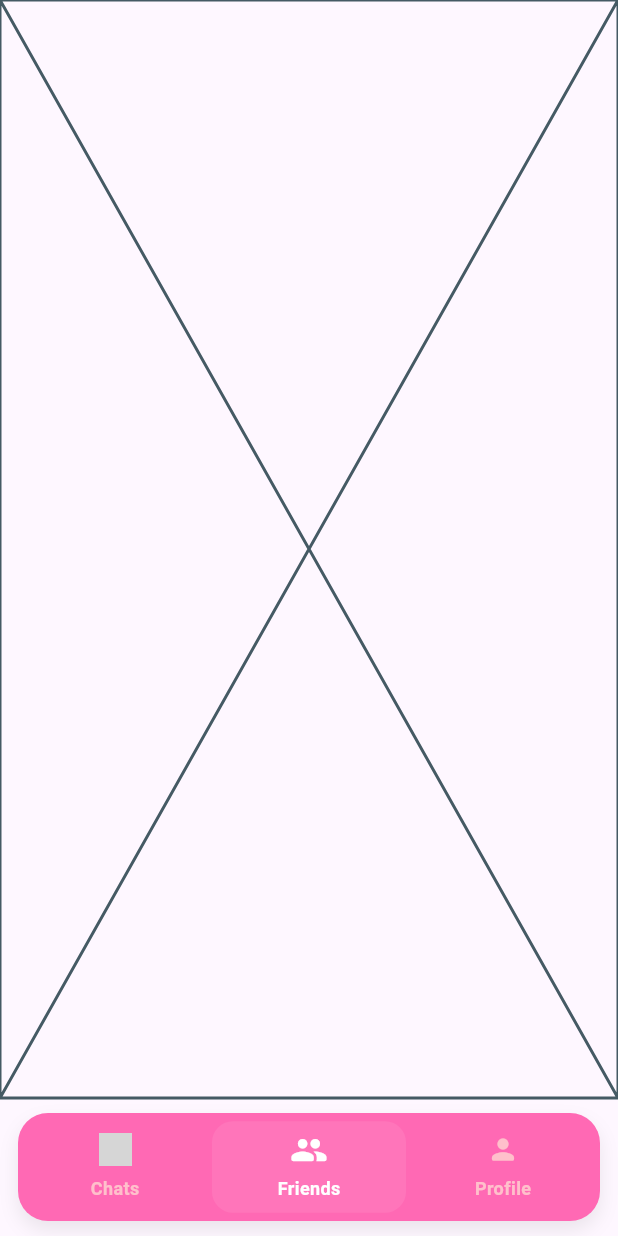
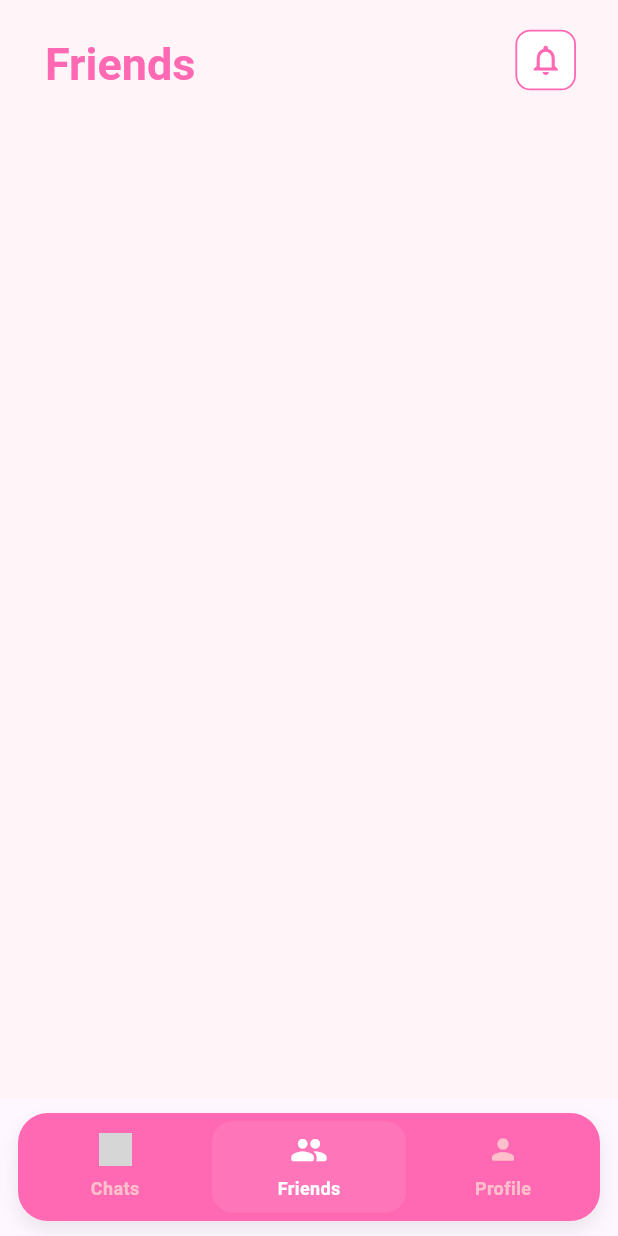
Before and after one commit to ayeshashehzad299/Glitzy, a Flutter app: the screen it shows after launch, item 2 of the bottom bar chosen, on a phone screen of 412 x 824 dp. Run offline on Flutter 3.47's test engine with Material 3 defaults, Android fonts, the phone set to English and light mode, and no system bars; our stand-ins replace cloud_firestore, firebase_auth, firebase_core, google_fonts, google_sign_in; accounts and stored records are empty; Roboto replaces fonts that are missing (Chilanka); grey boxes are pictures that could not be loaded.

Commit message:
add Friends screen AppBar UI with notification icon placeholder

```diff
--- a/lib/screens/friends/friends_screen.dart
+++ b/lib/screens/friends/friends_screen.dart
@@ -1,4 +1,6 @@
 import 'package:flutter/material.dart';
+import 'package:flutter/services.dart';
+import 'package:google_fonts/google_fonts.dart';
 
 class FriendsScreen extends StatefulWidget {
   const FriendsScreen({super.key});
@@ -8,8 +10,49 @@ class FriendsScreen extends StatefulWidget {
 }
 
 class _FriendsScreenState extends State<FriendsScreen> {
+  static const Color blushPink = Color(0xFFFFF4F7);
+  static const Color hotPink = Color(0xFFFF69B4);
+  static const Color darkText = Color(0xFF8E2A6C);
   @override
   Widget build(BuildContext context) {
-    return const Placeholder();
+    return Scaffold(
+      backgroundColor: blushPink,
+      appBar: AppBar(
+        backgroundColor: blushPink,
+        elevation: 0,
+        centerTitle: false,
+        toolbarHeight: 80,
+        titleSpacing: 30,
+        actions: [
+          Padding(
+            padding: const EdgeInsets.only(right: 20),
+            child: IconButton(
+              onPressed: () {},
+              icon: Container(
+                padding: const EdgeInsets.all(7),
+                decoration: BoxDecoration(
+                  border: Border.all(color: hotPink, width: 1.2),
+                  borderRadius: BorderRadius.circular(10),
+                  color: Colors.white,
+                ),
+                child: Icon(Icons.notifications_none, color: hotPink),
+              ),
+              tooltip: 'Notifications',
+            ),
+          ),
+        ],
+        title: Padding(
+          padding: const EdgeInsets.only(top: 6.0),
+          child: Text(
+            'Friends',
+            style: GoogleFonts.chilanka(
+              color: hotPink,
+              fontWeight: FontWeight.bold,
+              fontSize: 30,
+            ),
+          ),
+        ),
+      ),
+    );
   }
 }
--- /dev/null
+++ b/lib/screens/friends/invite_friends_screen.dart
@@ -0,0 +1,15 @@
+import 'package:flutter/material.dart';
+
+class InviteFriendsScreen extends StatefulWidget {
+  const InviteFriendsScreen({super.key});
+
+  @override
+  State<InviteFriendsScreen> createState() => _InviteFriendsScreenState();
+}
+
+class _InviteFriendsScreenState extends State<InviteFriendsScreen> {
+  @override
+  Widget build(BuildContext context) {
+    return const Placeholder();
+  }
+}
```
